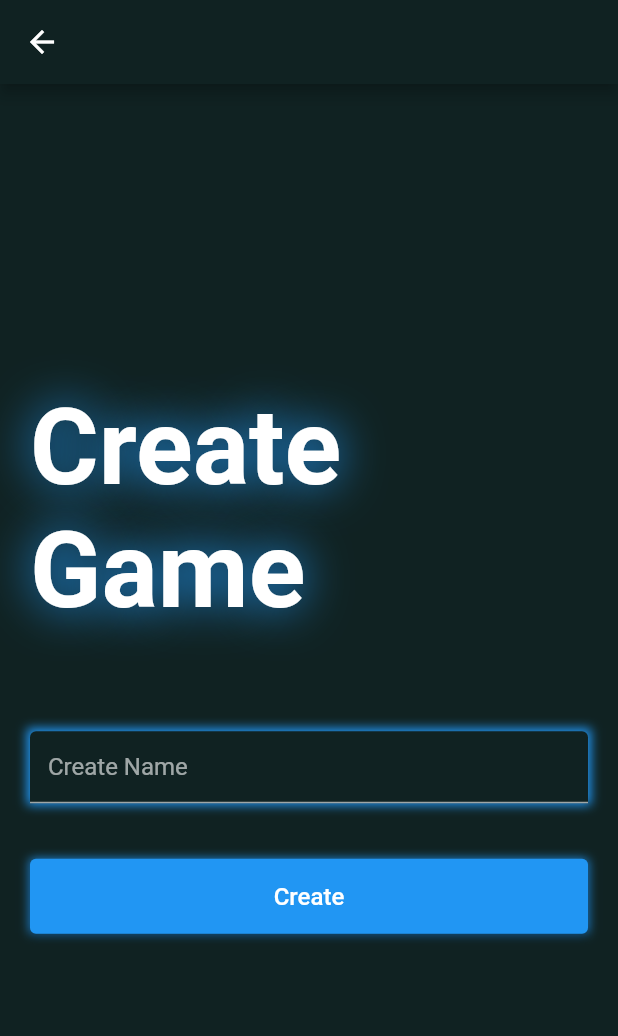
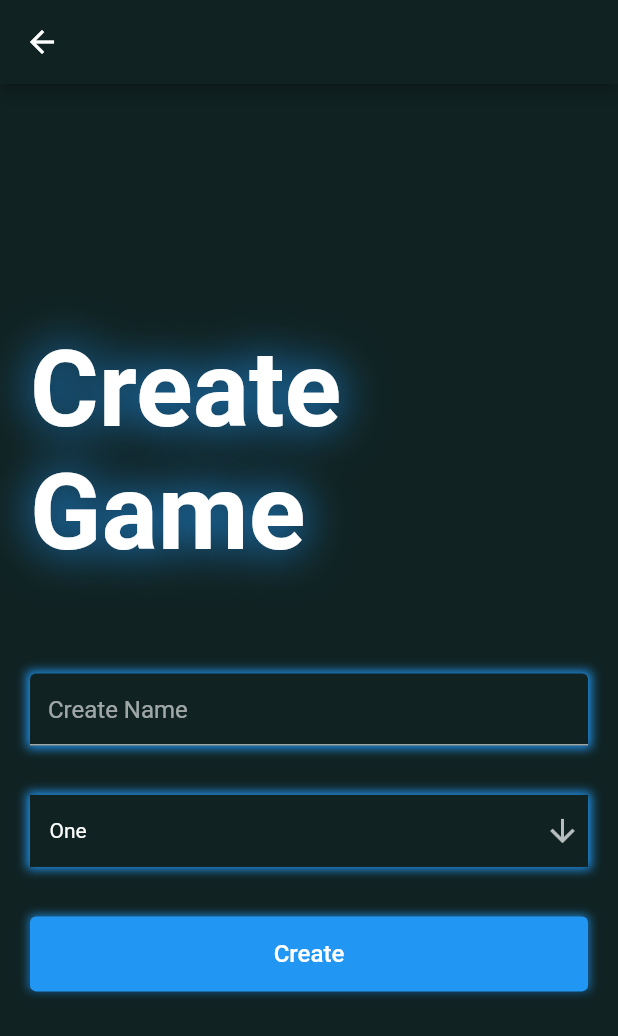
Before and after one commit to ssajiny/flutter_socket, a Flutter app: the CreateScreen screen opened by its route, on a phone screen of 412 x 824 dp. Shown: the top 1036 px of the screen. Run offline on Flutter 3.47's test engine with Material 2 defaults, Android fonts, the phone set to English and light mode, and no system bars; our stand-ins replace supabase_flutter; accounts and stored records are empty.

Commit message:
dropdown util

```diff
--- a/lib/screens/create_screen.dart
+++ b/lib/screens/create_screen.dart
@@ -4,6 +4,7 @@ import 'package:flutter_socket/responsive/responsive.dart';
 import 'package:flutter_socket/utils/check_session.dart';
 import 'package:flutter_socket/utils/colors.dart';
 import 'package:flutter_socket/widgets/custom_button.dart';
+import 'package:flutter_socket/widgets/custom_dropdown.dart';
 import 'package:flutter_socket/widgets/custom_text.dart';
 import 'package:flutter_socket/widgets/custom_textfield.dart';
 import 'package:supabase_flutter/supabase_flutter.dart';
@@ -18,6 +19,7 @@ class CreateScreen extends StatefulWidget {
 
 class _CreateScreenState extends State<CreateScreen> {
   final TextEditingController _nameController = TextEditingController();
+  String selectedValue = 'One';
 
   @override
   void initState() {
@@ -56,12 +58,22 @@ class _CreateScreenState extends State<CreateScreen> {
                   hintText: 'Create Name',
                   obscure: false,
                 ),
-                SizedBox(height: size.height * 0.045),
+                SizedBox(height: size.height * 0.04),
                 // Game Type
+                CustomDropDown(
+                  items: const ['One', 'Two'],
+                  initialValue: 'One',
+                  onChanged: (value) {
+                    setState(() {
+                      selectedValue = value;
+                    });
+                  },
+                ),
+                SizedBox(height: size.height * 0.04),
                 CustomButton(
                     onTap: () {
                       User? user = supabase.auth.currentUser;
-                      print('user: ${user!.id}');
+                      print('user: ${user!.id}, selectedValue: $selectedValue');
                     },
                     text: 'Create')
               ]),
--- /dev/null
+++ b/lib/widgets/custom_dropdown.dart
@@ -0,0 +1,67 @@
+import 'package:flutter/material.dart';
+import 'package:flutter_socket/utils/colors.dart';
+
+class CustomDropDown extends StatefulWidget {
+  final List<String> items;
+  final String initialValue;
+  final void Function(String) onChanged;
+
+  const CustomDropDown({
+    super.key,
+    required this.items,
+    required this.initialValue,
+    required this.onChanged,
+  });
+
+  @override
+  State<CustomDropDown> createState() => _CustomDropDownState();
+}
+
+class _CustomDropDownState extends State<CustomDropDown> {
+  late String dropdownValue;
+
+  @override
+  void initState() {
+    super.initState();
+    dropdownValue = widget.initialValue;
+  }
+
+  @override
+  Widget build(BuildContext context) {
+    final width = MediaQuery.of(context).size.width;
+
+    return Container(
+      width: width,
+      decoration: const BoxDecoration(boxShadow: [
+        BoxShadow(
+          color: Colors.blue,
+          blurRadius: 5,
+          spreadRadius: 2,
+        )
+      ], color: bgCololor),
+      child: Padding(
+        padding: const EdgeInsets.only(left: 13.0, right: 5.0),
+        child: DropdownButton<String>(
+          isExpanded: true,
+          value: dropdownValue,
+          icon: const Icon(Icons.arrow_downward),
+          underline: const SizedBox.shrink(),
+          style: const TextStyle(color: Colors.white),
+          dropdownColor: bgCololor,
+          onChanged: (String? value) {
+            setState(() {
+              dropdownValue = value!;
+              widget.onChanged(dropdownValue);
+            });
+          },
+          items: widget.items.map<DropdownMenuItem<String>>((String value) {
+            return DropdownMenuItem<String>(
+              value: value,
+              child: Text(value),
+            );
+          }).toList(),
+        ),
+      ),
+    );
+  }
+}
```
